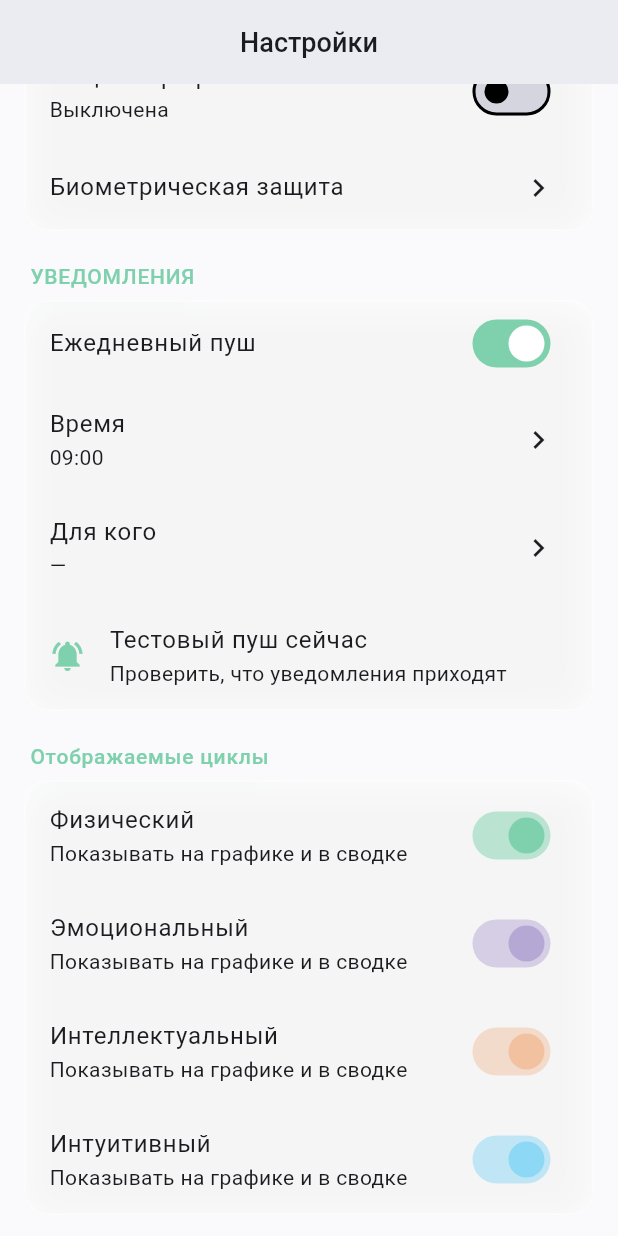
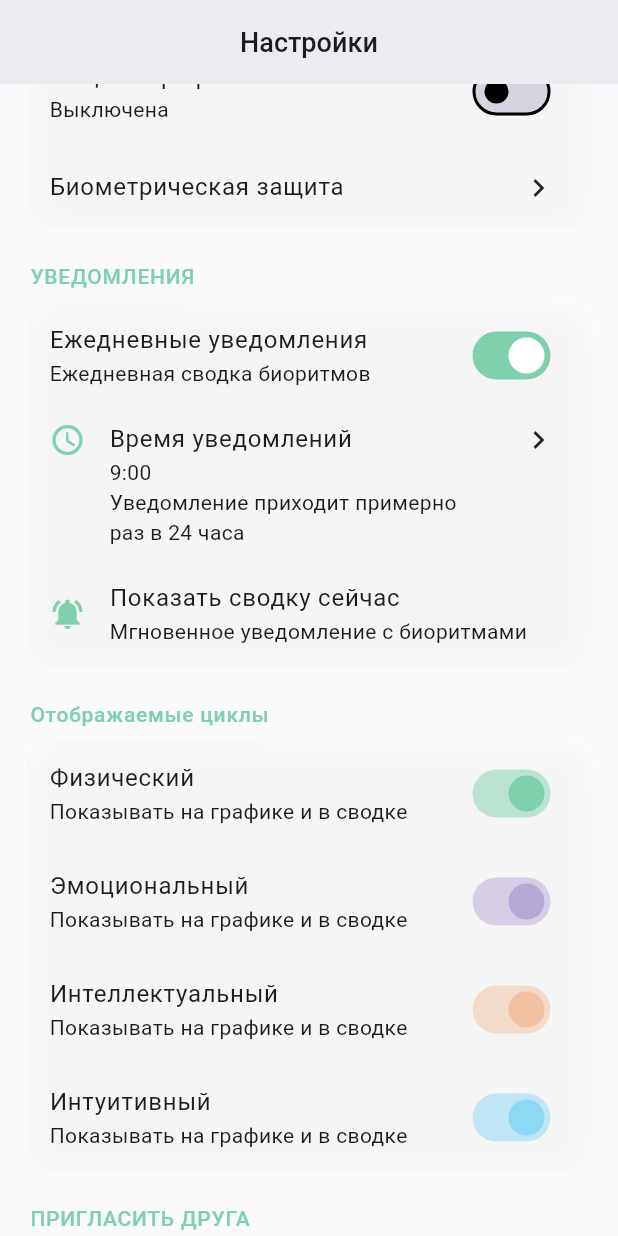
Before and after one commit to 1am0nly/byorythms4c, a Flutter app: the SettingsScreen screen opened by its route, scrolled down 576 dp, on a phone screen of 412 x 824 dp. Run offline on Flutter 3.47's test engine with Material 3 defaults, Android fonts, the phone set to English and light mode, and no system bars; our stand-ins replace drift, fl_chart, flutter_local_notifications, flutter_riverpod, flutter_timezone, go_router and 4 more; accounts and stored records are empty; generated files the repository leaves out were written again.

Commit message:
v0.2.0 pre-release: localized settings, icon/name fixes, auto-push with today date, biometrics iOS

```diff
--- a/lib/app.dart
+++ b/lib/app.dart
@@ -105,7 +105,7 @@ final routerProvider = Provider<GoRouter>((ref) {
             builder: (context, state) => const ProfileManagementScreen(),
           ),
           GoRoute(
-            path: 'time',
+            path: 'notification-time',
             builder: (context, state) => const NotificationTimeScreen(),
           ),
           GoRoute(
--- a/lib/core/constants/strings.dart
+++ b/lib/core/constants/strings.dart
@@ -237,6 +237,17 @@ class AppStringsLocale {
   String get notificationIntellectual => _isEn ? AppStringsEn.notificationIntellectual : 'Интеллектуальный:';
   String get notificationIntuitive => _isEn ? AppStringsEn.notificationIntuitive : 'Интуитивный:';
   String get notificationCritical => _isEn ? AppStringsEn.notificationCritical : 'Внимание: критические дни!';
+  String get showSummaryNow => _isEn ? AppStringsEn.showSummaryNow : 'Показать сводку сейчас';
+  String get showSummaryNowSub => _isEn ? AppStringsEn.showSummaryNowSub : 'Мгновенное уведомление с биоритмами';
+  String get notificationSentSnack => _isEn ? AppStringsEn.notificationSentSnack : 'Уведомление отправлено — проверь шторку';
+  String get visibleCyclesSection => _isEn ? AppStringsEn.visibleCyclesSection : 'Отображаемые циклы';
+  String get notificationsEnabled => _isEn ? AppStringsEn.notificationsEnabled : 'Ежедневные уведомления';
+  String get notificationsEnabledSub => _isEn ? AppStringsEn.notificationsEnabledSub : 'Ежедневная сводка биоритмов';
+  String get notificationTimingNote => _isEn ? AppStringsEn.notificationTimingNote : 'Уведомление приходит примерно раз в 24 часа';
+  String get languageLabel => _isEn ? AppStringsEn.languageLabel : 'Язык';
+  String premiumExpiryUntil(String date) => _isEn
+      ? AppStringsEn.premiumExpiryUntil.replaceFirst('{date}', date)
+      : 'до $date';
   String get biometricAccessReason => _isEn ? AppStringsEn.biometricAccessReason : 'Подтвердите личность для доступа к приложению';
   String get accessDenied => _isEn ? AppStringsEn.accessDenied : 'Доступ заблокирован';
   String get unlock => _isEn ? 'Unlock' : 'Разблокировать';
--- a/lib/core/constants/strings_en.dart
+++ b/lib/core/constants/strings_en.dart
@@ -166,6 +166,15 @@ class AppStringsEn {
   static const String notificationIntellectual = 'Intellectual:';
   static const String notificationIntuitive = 'Intuitive:';
   static const String notificationCritical = 'Warning: critical days!';
+  static const String showSummaryNow = 'Show summary now';
+  static const String showSummaryNowSub = 'Instant notification with biorhythms';
+  static const String notificationSentSnack = 'Notification sent — check your notification shade';
+  static const String visibleCyclesSection = 'Visible Cycles';
+  static const String notificationsEnabled = 'Daily notifications';
+  static const String notificationsEnabledSub = 'Daily biorhythm summary';
+  static const String notificationTimingNote = 'Notification arrives approximately every 24 hours';
+  static const String languageLabel = 'Language';
+  static const String premiumExpiryUntil = 'until {date}';
   static const String biometricAccessReason = 'Authenticate to access the app';
   static const String accessDenied = 'Access denied';
   static const String noPurchasesFound = 'No purchases found to restore';
--- a/lib/features/settings/screens/settings_screen.dart
+++ b/lib/features/settings/screens/settings_screen.dart
@@ -33,9 +33,6 @@ class SettingsScreen extends ConsumerWidget {
           ).name)
         : '—';
     final themeMode = ref.watch(themeModeProvider).valueOrNull ?? ThemeMode.system;
-    final notifEnabled = ref.watch(notificationEnabledProvider).valueOrNull ?? true;
-    final notifHour = ref.watch(notificationHourProvider).valueOrNull ?? 9;
-    final notifMinute = ref.watch(notificationMinuteProvider).valueOrNull ?? 0;
     final isPremium = ref.watch(isPremiumProvider).valueOrNull ?? false;
     final biometricEnabled = ref.watch(biometricEnabledProvider);
     final femaleEnabled = ref.watch(femaleCycleEnabledProvider);
@@ -200,43 +197,73 @@ class SettingsScreen extends ConsumerWidget {
           _SettingsSection(
             title: s.notificationsSection,
             children: [
-              SwitchListTile(
-                title: Text(s.dailyPush),
-                value: notifEnabled,
-                onChanged: (v) {
-                  ref.read(notificationEnabledProvider.notifier).setEnabled(v);
+              Consumer(
+                builder: (context, ref, _) {
+                  final enabled =
+                      ref.watch(notificationEnabledProvider).valueOrNull ?? true;
+                  return SwitchListTile(
+                    title: Text(s.notificationsEnabled),
+                    subtitle: Text(s.notificationsEnabledSub),
+                    value: enabled,
+                    onChanged: (v) {
+                      ref
+                          .read(notificationEnabledProvider.notifier)
+                          .setEnabled(v);
+                    },
+                  );
+                },
+              ),
+              Consumer(
+                builder: (context, ref, _) {
+                  final hour =
+                      ref.watch(notificationHourProvider).valueOrNull ?? 9;
+                  final minute =
+                      ref.watch(notificationMinuteProvider).valueOrNull ?? 0;
+                  final time = TimeOfDay(hour: hour, minute: minute);
+                  return ListTile(
+                    leading: Icon(Icons.schedule, color: colorScheme.primary),
+                    title: Text(s.notificationTime),
+                    subtitle: Text(
+                      '${time.format(context)}\n${s.notificationTimingNote}',
+                    ),
+                    isThreeLine: true,
+                    trailing: const Icon(Icons.chevron_right),
+                    onTap: () => context.push('/settings/notification-time'),
+                  );
                 },
               ),
               ListTile(
-                title: Text(s.time),
-                subtitle: Text(
-                  '${notifHour.toString().padLeft(2, '0')}:${notifMinute.toString().padLeft(2, '0')}',
-                ),
-                trailing: const Icon(Icons.chevron_right),
-                onTap: () => context.push('/settings/time'),
+                leading: Icon(Icons.notifications_active, color: colorScheme.primary),
+                title: Text(s.showSummaryNow),
+                subtitle: Text(s.showSummaryNowSub),
+                onTap: () async {
+                  final service = ref.read(notificationServiceProvider);
+                  final person = ref.read(selectedPersonProvider);
+                  final snapshot = ref.read(selectedSnapshotProvider);
+                  final body = service.buildNotificationBody(
+                    snapshot,
+                    person?.name ?? '',
+                    physicalLabel: s.notificationPhysical,
+                    emotionalLabel: s.notificationEmotional,
+                    intellectualLabel: s.notificationIntellectual,
+                    intuitiveLabel: s.notificationIntuitive,
+                    criticalLabel: s.notificationCritical,
+                  );
+                  await service.showTestNotificationNow(
+                    title: s.notificationTitle,
+                    body: body,
+                  );
+                  if (context.mounted) {
+                    ScaffoldMessenger.of(context).showSnackBar(
+                      SnackBar(content: Text(s.notificationSentSnack)),
+                    );
+                  }
+                },
               ),
-              ListTile(
-                title: Text(s.forWhom),
-                subtitle: Text(selectedName),
-                trailing: const Icon(Icons.chevron_right),
-                onTap: () {},
-              ),
-              if (notifEnabled)
-                ListTile(
-                  title: Text('Тестовый пуш сейчас'),
-                  subtitle: Text('Проверить, что уведомления приходят'),
-                  leading: Icon(Icons.notifications_active, color: colorScheme.primary),
-                  onTap: () {
-                    ref.read(notificationServiceProvider).showTestNotificationNow();
-                    ScaffoldMessenger.of(context).showSnackBar(
-                      const SnackBar(content: Text('Тестовое уведомление отправлено — проверь шторку')),
-                    );
-                  },
-                ),
             ],
           ),
           _SettingsSection(
-            title: 'Отображаемые циклы',
+            title: s.visibleCyclesSection,
             children: [
               Consumer(
                 builder: (context, ref, _) {
@@ -291,21 +318,21 @@ class SettingsScreen extends ConsumerWidget {
               Padding(
                 padding: const EdgeInsets.symmetric(horizontal: 16, vertical: 8),
                 child: SegmentedButton<ThemeMode>(
-                  segments: const [
+                  segments: [
                     ButtonSegment(
                       value: ThemeMode.system,
-                      label: Text('System'),
-                      icon: Icon(Icons.auto_mode),
+                      label: Text(s.system),
+                      icon: const Icon(Icons.auto_mode),
                     ),
                     ButtonSegment(
                       value: ThemeMode.light,
-                      label: Text('Light'),
-                      icon: Icon(Icons.light_mode),
+                      label: Text(s.light),
+                      icon: const Icon(Icons.light_mode),
                     ),
                     ButtonSegment(
                       value: ThemeMode.dark,
-                      label: Text('Dark'),
-                      icon: Icon(Icons.dark_mode),
+                      label: Text(s.dark),
+                      icon: const Icon(Icons.dark_mode),
                     ),
                   ],
                   selected: {themeMode},
@@ -317,7 +344,7 @@ class SettingsScreen extends ConsumerWidget {
               const Divider(height: 1),
               ListTile(
                 leading: const Icon(Icons.language),
-                title: const Text('Язык / Language'),
+                title: Text(s.languageLabel),
                 trailing: SegmentedButton<String>(
                   segments: const [
                     ButtonSegment(value: 'ru', label: Text('Рус')),
@@ -418,6 +445,7 @@ class _PremiumDaysLeft extends ConsumerWidget {
 
   @override
   Widget build(BuildContext context, WidgetRef ref) {
+    final s = AppStrings.of(context);
     final days = ref.watch(premiumDaysRemainingProvider);
     final expiryAsync = ref.watch(premiumExpiryProvider);
     final expiry = expiryAsync.valueOrNull;
@@ -434,7 +462,7 @@ class _PremiumDaysLeft extends ConsumerWidget {
         Text('$days $daysLabel'),
         if (dateStr.isNotEmpty)
           Text(
-            'до $dateStr',
+            s.premiumExpiryUntil(dateStr),
             style: Theme.of(context).textTheme.bodySmall?.copyWith(
               color: Theme.of(context).colorScheme.onSurfaceVariant,
             ),
--- a/lib/main.dart
+++ b/lib/main.dart
@@ -41,7 +41,7 @@ void main() async {
 
   // ВАЖНО: Workmanager полностью убран (см. 36_ZCODE_REMOVE_WORKMANAGER.md).
   // Ежедневные пуши идут через NotificationService.showDailyNotification()
-  // (zonedSchedule), которая уже вызвана внутри notificationScheduler.initialize()
+  // (periodicallyShow), которая вызывается внутри notificationScheduler.initialize()
   // выше — никакой отдельной фоновой регистрации задач здесь больше не нужно.
   Future<void> startApp() async {
     runApp(
```
Also changed, not shown: lib/features/settings/services/notification_scheduler.dart (+10 -13 lines), lib/features/settings/services/notification_service.dart (+12 -7 lines), 3 other files.
